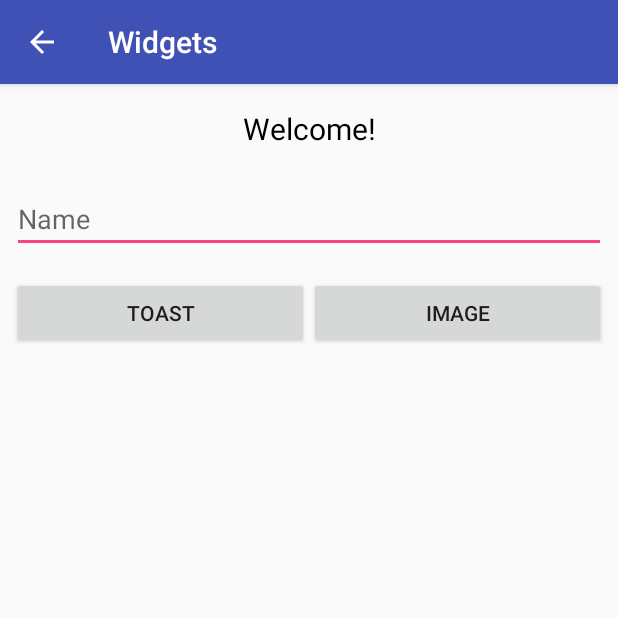
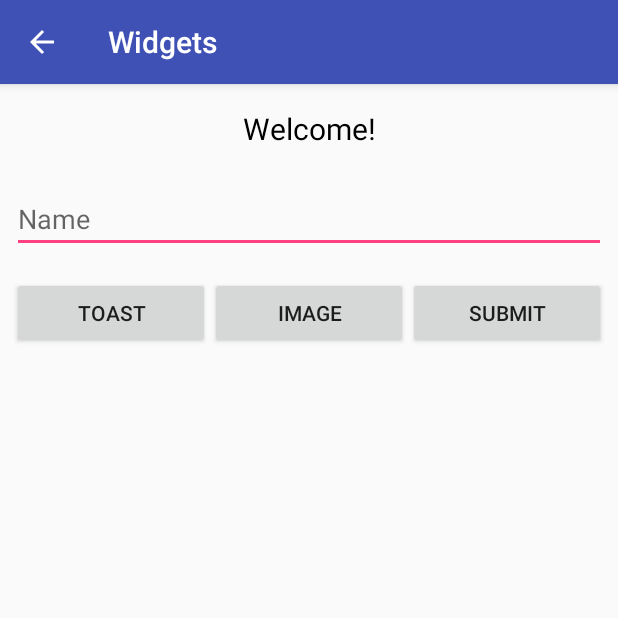
Before and after one commit to SnehPandya18/UltimateAndroid, an Android app: the WidgetsActivity screen opened directly, with no data from a screen before it, on a phone screen of 412 x 824 dp, the top half of it. Run offline under Robolectric (Android 15) with nearby library versions, the phone set to English and light mode, and no system bars.

Commit message:
Update: WidgetsActivity

```diff
--- a/app/src/main/res/layout/activity_widgets.xml
+++ b/app/src/main/res/layout/activity_widgets.xml
@@ -26,11 +26,12 @@
         android:hint="@string/name"/>
 
     <LinearLayout
+        android:id="@+id/buttons"
         android:layout_width="match_parent"
         android:layout_height="wrap_content"
         android:layout_below="@id/edittext"
         android:layout_margin="8dp"
-        android:weightSum="2">
+        android:weightSum="3">
 
         <Button
             android:id="@+id/button1"
@@ -45,5 +46,23 @@
             android:layout_height="wrap_content"
             android:layout_weight="1"
             android:text="@string/image"/>
+
+        <Button
+            android:onClick="showText()"
+            android:id="@+id/submit"
+            android:layout_width="wrap_content"
+            android:layout_height="wrap_content"
+            android:layout_weight="1"
+            android:text="@string/submit"/>
     </LinearLayout>
+
+    <TextView
+        android:id="@+id/showTextView"
+        android:layout_width="match_parent"
+        android:layout_height="wrap_content"
+        android:layout_below="@id/buttons"
+        android:layout_margin="16dp"
+        android:padding="16dp"
+        android:textColor="#000000"
+        android:textSize="20sp"/>
 </RelativeLayout>
--- a/app/src/main/res/values/strings.xml
+++ b/app/src/main/res/values/strings.xml
@@ -6,4 +6,7 @@
     <string name="name">Name</string>
     <string name="welcome">Welcome!</string>
     <string name="widgets">Widgets</string>
+    <string name="male">Male</string>
+    <string name="female">Female</string>
+    <string name="submit">Submit</string>
 </resources>
```
Also changed, not shown: app/src/main/java/com/snehpandya/ultimateandroid/WidgetsActivity.java (line endings or trailing spaces).
